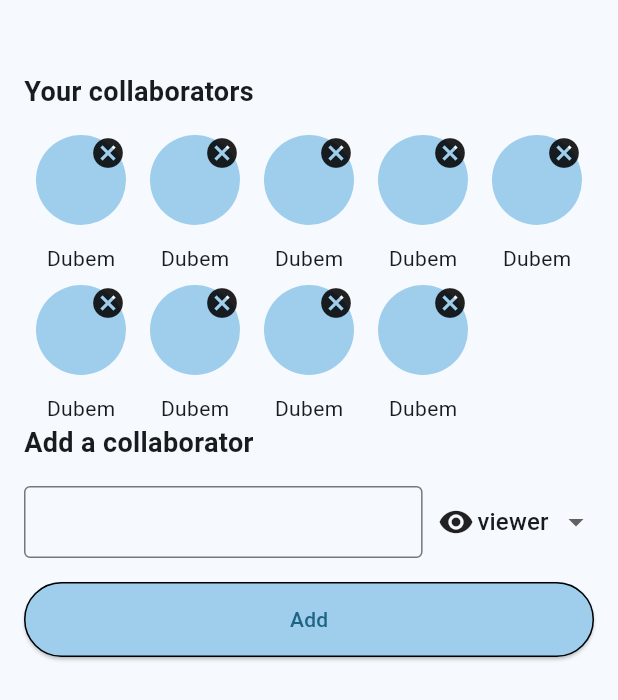
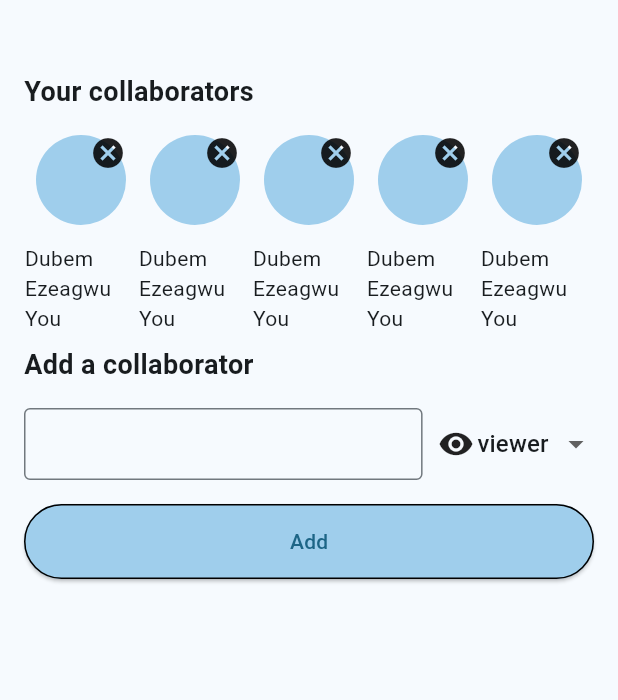
Before and after one commit to dubemezeagwu/docs_sync, a Flutter app: the CollaboratorsBottomSheet widget shown alone on an empty page, opened directly, on a phone screen of 412 x 824 dp. Shown: the top 700 px of the screen. Run offline on Flutter 3.47's test engine with Material 3 defaults, Android fonts, the phone set to English and light mode, and no system bars; drawn by our look-alikes of overlay_support; our stand-ins replace flutter_riverpod, flutter_svg, go_router, google_sign_in, internet_connection_checker_plus, shared_preferences and 1 more; missing offline and left inert: floating_snackbar, flutter_quill; accounts and stored records are empty; network calls fail; project files that could hold a hidden picture were left out.

Commit message:
enhancement: bottom-sheet UI

```diff
--- a/app/lib/screens/widgets/collaborators_bottom_sheet.dart
+++ b/app/lib/screens/widgets/collaborators_bottom_sheet.dart
@@ -36,11 +36,10 @@ class _CollaboratorsBottomSheetState
           // do a circle avatar wrapped
           Wrap(
             children: [
-              ...List.generate(9, (index) => Column(
+              ...List.generate(5, (index) => Column(
                 children: [
                   const Padding(
                     padding: EdgeInsets.all(8.0),
-                    child: Flexible(
                     child: Stack(
                       children: [
                         CircleAvatar(
@@ -56,13 +55,15 @@ class _CollaboratorsBottomSheetState
                       ],
                     ),
                   ),
-                  ),
                   4.kH,
-                  const Text("Dubem")
+                  SizedBox(
+                    width: 75,
+                    child: const Text("Dubem Ezeagwu You", softWrap: true,))
                 ],
               ),)
             ],
           ),
+          8.kH,
           const Text(
             "Add a collaborator",
             style: TextStyle(
@@ -128,6 +129,7 @@ class _CollaboratorsBottomSheetState
                 side: const BorderSide(color: kBlack, width: 1.0)),
             child: const Text("Add"),
           ),
+          16.kH,
         ],
       ),
     );
```
Lines whose indentation alone changed are shown as unchanged.
